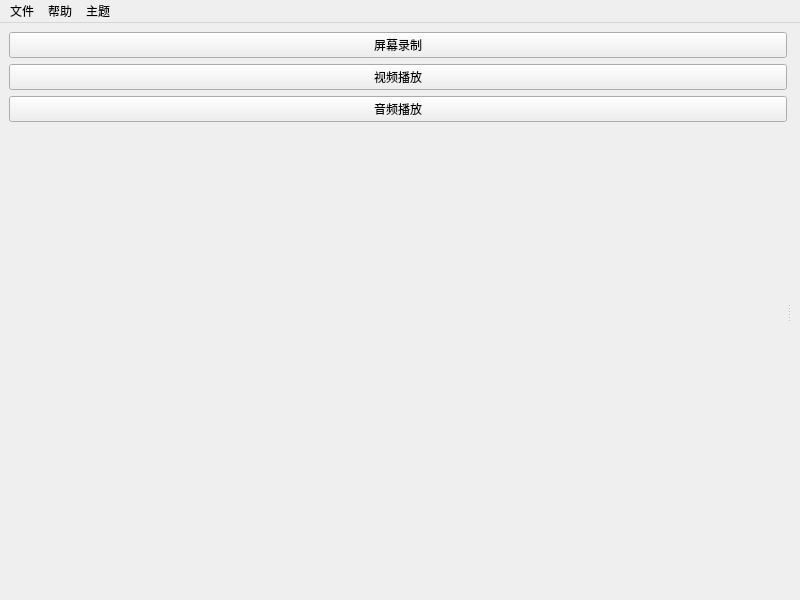
First picture: the form in frontend/mainwindow/mainwindow.ui, repository pydmy7/WinkStudio, before the edit.
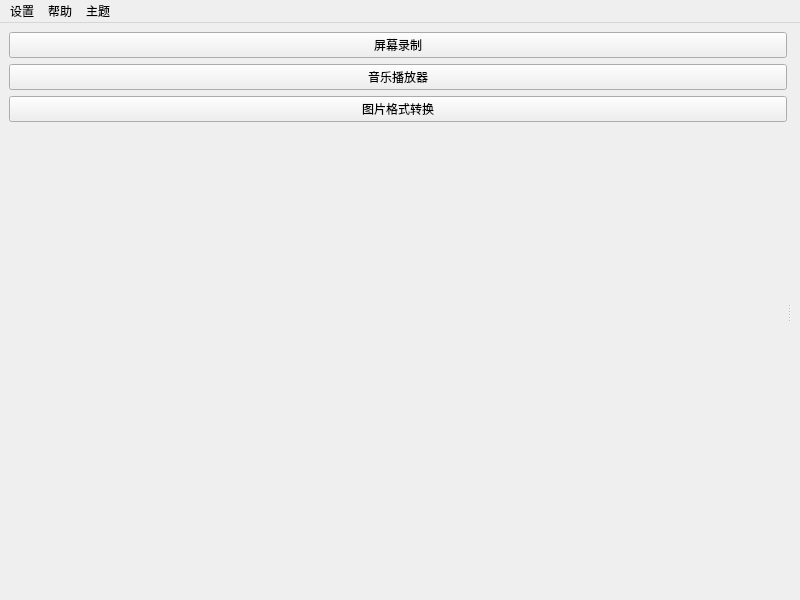
Second picture: the form after the edit. Icons and pictures are not drawn.

What changed in the file:
```diff
--- a/frontend/mainwindow/mainwindow.ui
+++ b/frontend/mainwindow/mainwindow.ui
@@ -40,18 +40,9 @@
           <property name="text">
            <string>屏幕录制</string>
           </property>
-         </widget>
-        </item>
-        <item>
-         <widget class="QPushButton" name="btn_videoplayer">
-          <property name="sizePolicy">
-           <sizepolicy hsizetype="Minimum" vsizetype="Fixed">
-            <horstretch>0</horstretch>
-            <verstretch>0</verstretch>
-           </sizepolicy>
-          </property>
-          <property name="text">
-           <string>视频播放</string>
+          <property name="icon">
+           <iconset resource="../../resource/images/images.qrc">
+            <normaloff>:/images/camera.svg</normaloff>:/images/camera.svg</iconset>
           </property>
          </widget>
         </item>
@@ -64,7 +55,31 @@
            </sizepolicy>
           </property>
           <property name="text">
-           <string>音频播放</string>
+           <string>音乐播放器</string>
+          </property>
+          <property name="icon">
+           <iconset resource="../../resource/images/images.qrc">
+            <normaloff>:/images/music.svg</normaloff>:/images/music.svg</iconset>
+          </property>
+          <property name="iconSize">
+           <size>
+            <width>23</width>
+            <height>23</height>
+           </size>
+          </property>
+         </widget>
+        </item>
+        <item>
+         <widget class="QPushButton" name="btn_imageformat">
+          <property name="enabled">
+           <bool>true</bool>
+          </property>
+          <property name="text">
+           <string>图片格式转换</string>
+          </property>
+          <property name="icon">
+           <iconset resource="../../resource/images/images.qrc">
+            <normaloff>:/images/image.svg</normaloff>:/images/image.svg</iconset>
           </property>
          </widget>
         </item>
@@ -98,12 +113,16 @@
      <x>0</x>
      <y>0</y>
      <width>800</width>
-     <height>20</height>
+     <height>21</height>
     </rect>
    </property>
-   <widget class="QMenu" name="menu_file">
+   <widget class="QMenu" name="menu_set">
     <property name="title">
-     <string>文件</string>
+     <string>设置</string>
+    </property>
+    <property name="icon">
+     <iconset resource="../../resource/images/images.qrc">
+      <normaloff>:/images/general.svg</normaloff>:/images/general.svg</iconset>
     </property>
     <addaction name="action_set"/>
    </widget>
@@ -114,16 +133,16 @@
     <addaction name="action_feedback"/>
     <addaction name="action_about"/>
    </widget>
-   <widget class="QMenu" name="menu">
+   <widget class="QMenu" name="menu_theme">
     <property name="title">
      <string>主题</string>
     </property>
     <addaction name="action_dark"/>
     <addaction name="action_light"/>
    </widget>
-   <addaction name="menu_file"/>
+   <addaction name="menu_set"/>
    <addaction name="menu_help"/>
-   <addaction name="menu"/>
+   <addaction name="menu_theme"/>
   </widget>
   <action name="action_set">
    <property name="text">
```
Left out of the diff: 8 changed lines with no effect on the pictures.
